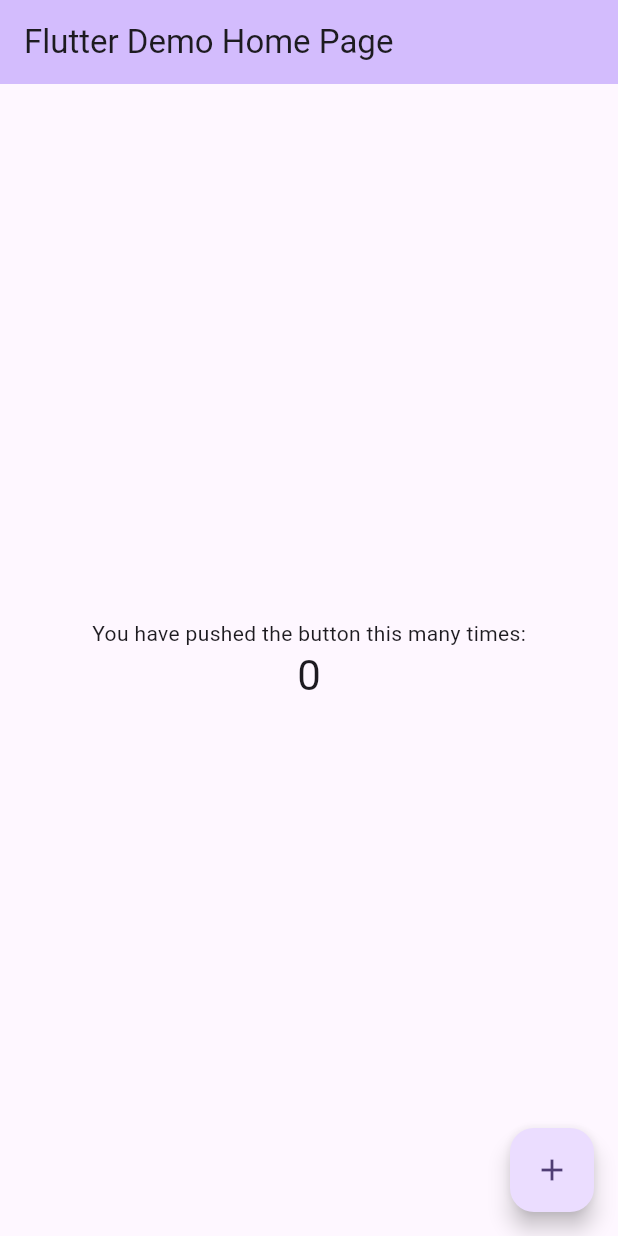
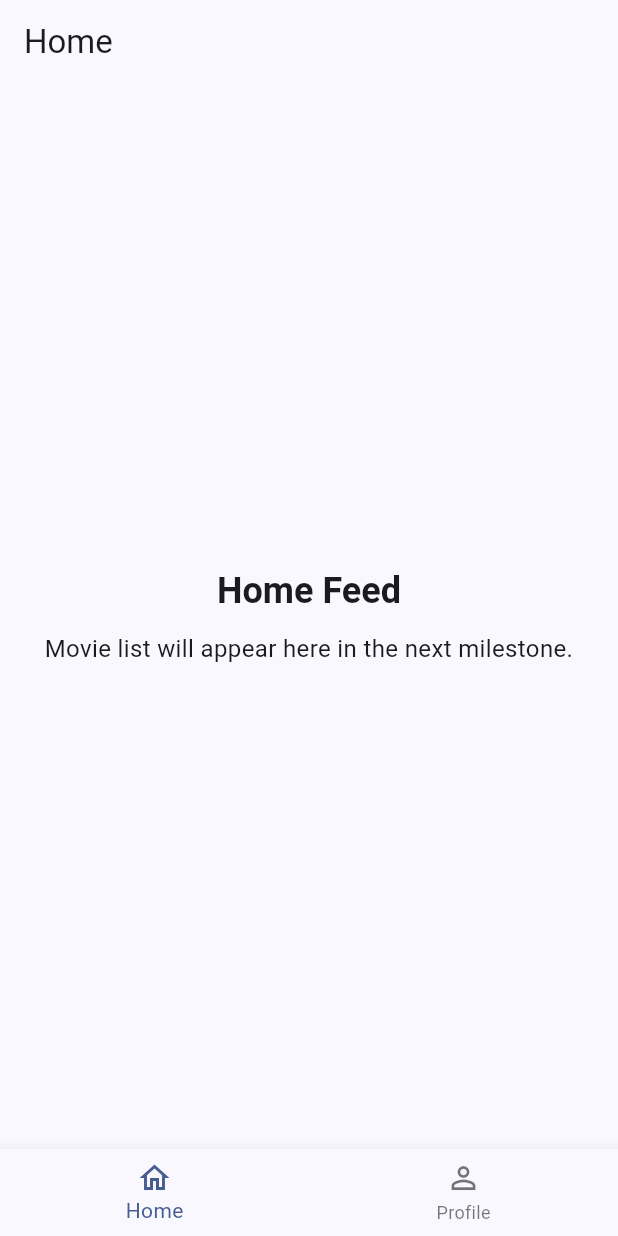
Before and after one commit to baraaan-k/shartflix, a Flutter app: the screen it shows after launch, on a phone screen of 412 x 824 dp. Run offline on Flutter 3.47's test engine with Material 3 defaults, Android fonts, the phone set to English and light mode, and no system bars.

Commit message:
chore: milestone 1 scaffold (di/theme/shell/router)

```diff
--- /dev/null
+++ b/lib/app/app.dart
@@ -0,0 +1,18 @@
+import 'package:flutter/material.dart';
+
+import '../core/router/app_router.dart';
+import '../core/theme/app_theme.dart';
+
+class App extends StatelessWidget {
+  const App({super.key});
+
+  @override
+  Widget build(BuildContext context) {
+    return MaterialApp(
+      title: 'Shartflix',
+      theme: AppTheme.light,
+      onGenerateRoute: AppRouter.onGenerateRoute,
+      initialRoute: AppRoutes.shell,
+    );
+  }
+}
--- /dev/null
+++ b/lib/app/app_shell.dart
@@ -0,0 +1,59 @@
+import 'package:flutter/material.dart';
+
+import '../features/home/presentation/pages/home_page.dart';
+import '../features/profile/presentation/pages/profile_page.dart';
+
+class AppShell extends StatefulWidget {
+  const AppShell({super.key});
+
+  @override
+  State<AppShell> createState() => _AppShellState();
+}
+
+class _AppShellState extends State<AppShell> {
+  int _currentIndex = 0;
+
+  final List<Widget> _pages = const [
+    HomePage(),
+    ProfilePage(),
+  ];
+
+  final List<String> _titles = const [
+    'Home',
+    'Profile',
+  ];
+
+  void _onTap(int index) {
+    if (index == _currentIndex) return;
+    setState(() {
+      _currentIndex = index;
+    });
+  }
+
+  @override
+  Widget build(BuildContext context) {
+    return Scaffold(
+      appBar: AppBar(
+        title: Text(_titles[_currentIndex]),
+      ),
+      body: IndexedStack(
+        index: _currentIndex,
+        children: _pages,
+      ),
+      bottomNavigationBar: BottomNavigationBar(
+        currentIndex: _currentIndex,
+        onTap: _onTap,
+        items: const [
+          BottomNavigationBarItem(
+            icon: Icon(Icons.home_outlined),
+            label: 'Home',
+          ),
+          BottomNavigationBarItem(
+            icon: Icon(Icons.person_outline),
+            label: 'Profile',
+          ),
+        ],
+      ),
+    );
+  }
+}
--- /dev/null
+++ b/lib/core/di/service_locator.dart
@@ -0,0 +1,36 @@
+class ServiceLocator {
+  ServiceLocator._();
+
+  static final ServiceLocator instance = ServiceLocator._();
+
+  final Map<Type, dynamic Function()> _factories = {};
+  final Map<Type, dynamic> _instances = {};
+
+  void registerLazySingleton<T>(T Function() factory) {
+    _factories[T] = factory;
+  }
+
+  T get<T>() {
+    final existing = _instances[T];
+    if (existing != null) {
+      return existing as T;
+    }
+    final factory = _factories[T];
+    if (factory == null) {
+      throw StateError('No factory registered for type $T');
+    }
+    final instance = factory();
+    _instances[T] = instance;
+    return instance as T;
+  }
+
+  void reset() {
+    _factories.clear();
+    _instances.clear();
+  }
+}
+
+void setupDependencies() {
+  final sl = ServiceLocator.instance;
+  sl.reset();
+}
--- /dev/null
+++ b/lib/core/router/app_router.dart
@@ -0,0 +1,20 @@
+import 'package:flutter/material.dart';
+
+import '../../app/app_shell.dart';
+
+class AppRoutes {
+  static const String shell = '/';
+}
+
+class AppRouter {
+  static Route<dynamic> onGenerateRoute(RouteSettings settings) {
+    switch (settings.name) {
+      case AppRoutes.shell:
+      default:
+        return MaterialPageRoute<void>(
+          builder: (_) => const AppShell(),
+          settings: settings,
+        );
+    }
+  }
+}
--- /dev/null
+++ b/lib/core/theme/app_theme.dart
@@ -0,0 +1,32 @@
+import 'package:flutter/material.dart';
+
+class AppTheme {
+  static ThemeData get light {
+    const seedColor = Color(0xFF0F172A);
+    final colorScheme = ColorScheme.fromSeed(
+      seedColor: seedColor,
+      brightness: Brightness.light,
+    );
+
+    return ThemeData(
+      useMaterial3: true,
+      colorScheme: colorScheme,
+      scaffoldBackgroundColor: colorScheme.surface,
+      appBarTheme: AppBarTheme(
+        backgroundColor: colorScheme.surface,
+        foregroundColor: colorScheme.onSurface,
+        elevation: 0,
+        centerTitle: false,
+      ),
+      textTheme: const TextTheme(
+        headlineMedium: TextStyle(
+          fontSize: 24,
+          fontWeight: FontWeight.w600,
+        ),
+        bodyMedium: TextStyle(
+          fontSize: 16,
+        ),
+      ),
+    );
+  }
+}
--- /dev/null
+++ b/lib/features/home/presentation/pages/home_page.dart
@@ -0,0 +1,15 @@
+import 'package:flutter/material.dart';
+
+import '../../../../shared/widgets/simple_placeholder.dart';
+
+class HomePage extends StatelessWidget {
+  const HomePage({super.key});
+
+  @override
+  Widget build(BuildContext context) {
+    return const SimplePlaceholder(
+      title: 'Home Feed',
+      description: 'Movie list will appear here in the next milestone.',
+    );
+  }
+}
--- /dev/null
+++ b/lib/features/profile/presentation/pages/profile_page.dart
@@ -0,0 +1,15 @@
+import 'package:flutter/material.dart';
+
+import '../../../../shared/widgets/simple_placeholder.dart';
+
+class ProfilePage extends StatelessWidget {
+  const ProfilePage({super.key});
+
+  @override
+  Widget build(BuildContext context) {
+    return const SimplePlaceholder(
+      title: 'Profile',
+      description: 'User info and favorites will appear here later.',
+    );
+  }
+}
--- a/lib/main.dart
+++ b/lib/main.dart
@@ -1,125 +1,10 @@
 import 'package:flutter/material.dart';
 
+import 'app/app.dart';
+import 'core/di/service_locator.dart';
+
 void main() {
-  runApp(const MyApp());
+  WidgetsFlutterBinding.ensureInitialized();
+  setupDependencies();
+  runApp(const App());
 }
-
-class MyApp extends StatelessWidget {
-  const MyApp({super.key});
-
-  // This widget is the root of your application.
-  @override
-  Widget build(BuildContext context) {
-    return MaterialApp(
-      title: 'Flutter Demo',
-      theme: ThemeData(
-        // This is the theme of your application.
-        //
-        // TRY THIS: Try running your application with "flutter run". You'll see
-        // the application has a purple toolbar. Then, without quitting the app,
-        // try changing the seedColor in the colorScheme below to Colors.green
-        // and then invoke "hot reload" (save your changes or press the "hot
-        // reload" button in a Flutter-supported IDE, or press "r" if you used
-        // the command line to start the app).
-        //
-        // Notice that the counter didn't reset back to zero; the application
-        // state is not lost during the reload. To reset the state, use hot
-        // restart instead.
-        //
-        // This works for code too, not just values: Most code changes can be
-        // tested with just a hot reload.
-        colorScheme: ColorScheme.fromSeed(seedColor: Colors.deepPurple),
-        useMaterial3: true,
-      ),
-      home: const MyHomePage(title: 'Flutter Demo Home Page'),
-    );
-  }
-}
-
-class MyHomePage extends StatefulWidget {
-  const MyHomePage({super.key, required this.title});
-
-  // This widget is the home page of your application. It is stateful, meaning
-  // that it has a State object (defined below) that contains fields that affect
-  // how it looks.
-
-  // This class is the configuration for the state. It holds the values (in this
-  // case the title) provided by the parent (in this case the App widget) and
-  // used by the build method of the State. Fields in a Widget subclass are
-  // always marked "final".
-
-  final String title;
-
-  @override
-  State<MyHomePage> createState() => _MyHomePageState();
-}
-
-class _MyHomePageState extends State<MyHomePage> {
-  int _counter = 0;
-
-  void _incrementCounter() {
-    setState(() {
-      // This call to setState tells the Flutter framework that something has
-      // changed in this State, which causes it to rerun the build method below
-      // so that the display can reflect the updated values. If we changed
-      // _counter without calling setState(), then the build method would not be
-      // called again, and so nothing would appear to happen.
-      _counter++;
-    });
-  }
-
-  @override
-  Widget build(BuildContext context) {
-    // This method is rerun every time setState is called, for instance as done
-    // by the _incrementCounter method above.
-    //
-    // The Flutter framework has been optimized to make rerunning build methods
-    // fast, so that you can just rebuild anything that needs updating rather
-    // than having to individually change instances of widgets.
-    return Scaffold(
-      appBar: AppBar(
-        // TRY THIS: Try changing the color here to a specific color (to
-        // Colors.amber, perhaps?) and trigger a hot reload to see the AppBar
-        // change color while the other colors stay the same.
-        backgroundColor: Theme.of(context).colorScheme.inversePrimary,
-        // Here we take the value from the MyHomePage object that was created by
-        // the App.build method, and use it to set our appbar title.
-        title: Text(widget.title),
-      ),
-      body: Center(
-        // Center is a layout widget. It takes a single child and positions it
-        // in the middle of the parent.
-        child: Column(
-          // Column is also a layout widget. It takes a list of children and
-          // arranges them vertically. By default, it sizes itself to fit its
-          // children horizontally, and tries to be as tall as its parent.
-          //
-          // Column has various properties to control how it sizes itself and
-          // how it positions its children. Here we use mainAxisAlignment to
-          // center the children vertically; the main axis here is the vertical
-          // axis because Columns are vertical (the cross axis would be
-          // horizontal).
-          //
-          // TRY THIS: Invoke "debug painting" (choose the "Toggle Debug Paint"
-          // action in the IDE, or press "p" in the console), to see the
-          // wireframe for each widget.
-          mainAxisAlignment: MainAxisAlignment.center,
-          children: <Widget>[
-            const Text(
-              'You have pushed the button this many times:',
-            ),
-            Text(
-              '$_counter',
-              style: Theme.of(context).textTheme.headlineMedium,
-            ),
-          ],
-        ),
-      ),
-      floatingActionButton: FloatingActionButton(
-        onPressed: _incrementCounter,
-        tooltip: 'Increment',
-        child: const Icon(Icons.add),
-      ), // This trailing comma makes auto-formatting nicer for build methods.
-    );
-  }
-}
--- /dev/null
+++ b/lib/shared/widgets/simple_placeholder.dart
@@ -0,0 +1,37 @@
+import 'package:flutter/material.dart';
+
+class SimplePlaceholder extends StatelessWidget {
+  const SimplePlaceholder({
+    super.key,
+    required this.title,
+    required this.description,
+  });
+
+  final String title;
+  final String description;
+
+  @override
+  Widget build(BuildContext context) {
+    return Center(
+      child: Padding(
+        padding: const EdgeInsets.symmetric(horizontal: 24),
+        child: Column(
+          mainAxisAlignment: MainAxisAlignment.center,
+          children: [
+            Text(
+              title,
+              style: Theme.of(context).textTheme.headlineMedium,
+              textAlign: TextAlign.center,
+            ),
+            const SizedBox(height: 12),
+            Text(
+              description,
+              style: Theme.of(context).textTheme.bodyMedium,
+              textAlign: TextAlign.center,
+            ),
+          ],
+        ),
+      ),
+    );
+  }
+}
```
